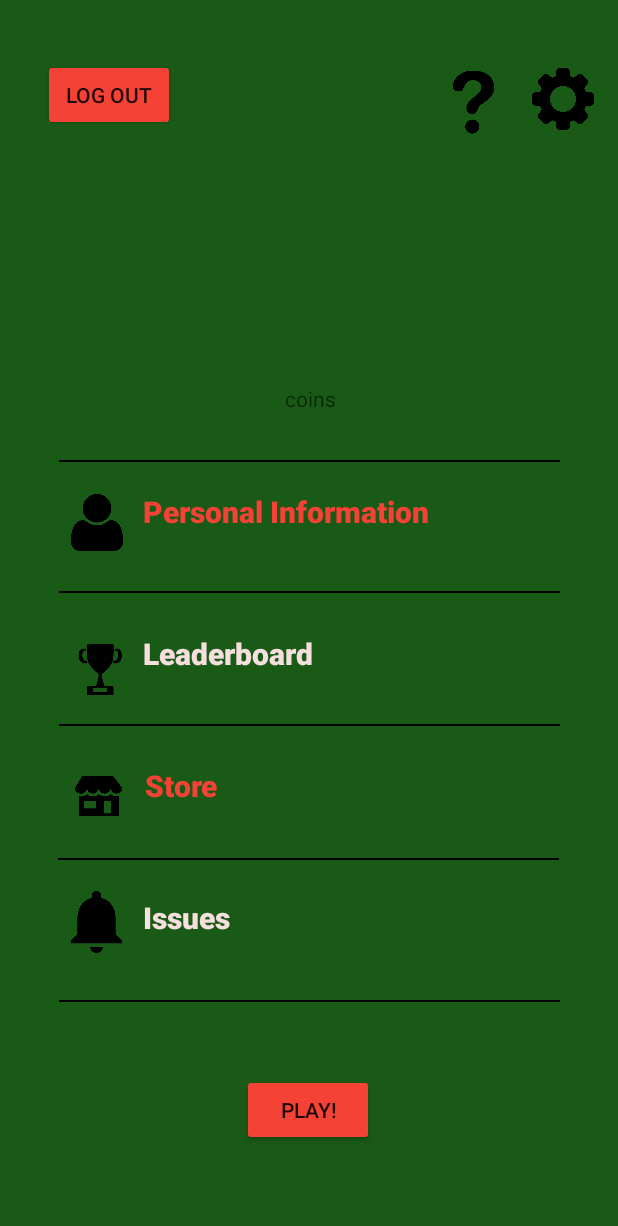
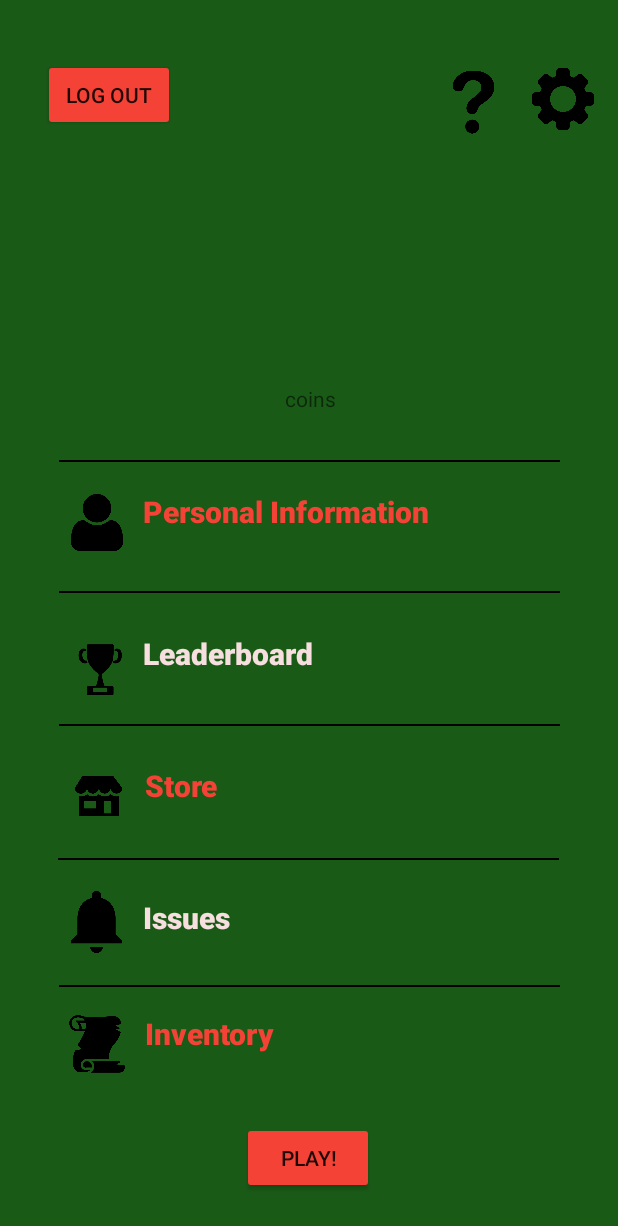
Before and after one commit to tatianatkachuk/DSA_G4_Android, an Android app: the Main screen opened directly, with no data from a screen before it, on a phone screen of 412 x 824 dp. Shown: the top 1226 px of the screen. Run offline under Robolectric (Android 15) with nearby library versions, the phone set to English and light mode, and no system bars; our stand-ins replace CircleImageView; 1 statement that could not run was skipped.

Commit message:
Inventory funcionando. Falta diseño.

```diff
--- a/app/src/main/AndroidManifest.xml
+++ b/app/src/main/AndroidManifest.xml
@@ -54,5 +54,6 @@
         <activity android:name=".ReportIssue" />
         <activity android:name=".SelectImage" />
         <activity android:name=".QueryActivity"/>
+        <activity android:name=".Inventory"/>
     </application>
 </manifest>
--- a/app/src/main/java/com/example/android_whostolesantasbeard/IWSSBService.java
+++ b/app/src/main/java/com/example/android_whostolesantasbeard/IWSSBService.java
@@ -1,5 +1,6 @@
 package com.example.android_whostolesantasbeard;
 
+import com.example.android_whostolesantasbeard.entities.InventoryElement;
 import com.example.android_whostolesantasbeard.entities.Item;
 import com.example.android_whostolesantasbeard.entities.LeaderboardEntry;
 import com.example.android_whostolesantasbeard.entities.PasswordUpdate;
@@ -7,7 +8,6 @@ import com.example.android_whostolesantasbeard.entities.Query;
 import com.example.android_whostolesantasbeard.entities.UserCredentials;
 
 import java.util.ArrayList;
-import java.util.List;
 
 import retrofit2.Call;
 import retrofit2.http.Body;
@@ -54,4 +54,7 @@ public interface IWSSBService {
     @GET("match/ranking")
     Call<ArrayList<LeaderboardEntry>> getLeaderBoard();
 
+    @GET("item/inventory/{UserId}")
+    Call <ArrayList<InventoryElement>> getInventory(@Path("UserId") String userId);
+
 }
--- a/app/src/main/java/com/example/android_whostolesantasbeard/Main.java
+++ b/app/src/main/java/com/example/android_whostolesantasbeard/Main.java
@@ -28,7 +28,7 @@ public class Main extends AppCompatActivity{
 
     TextView swapToStore;
     TextView personalInfo;
-    //Button settingsSwap;
+    TextView swapToInventory;
     ImageView settingsSwap;
     TextView leaderBoard;
     Button closeSession;
@@ -69,13 +69,13 @@ public class Main extends AppCompatActivity{
 
         swapToStore = (TextView) findViewById(R.id.swapToStore);
         personalInfo = (TextView) findViewById(R.id.personalInfo);
-        //settingsSwap = (Button) findViewById(R.id.settingsSwap);
         settingsSwap = (ImageView) findViewById(R.id.settingsSwap);
         closeSession = (Button) findViewById(R.id.closeSession);
         issues = (TextView) findViewById(R.id.issues);
         nameText = (TextView) findViewById(R.id.nameText);
         coinsText = (TextView) findViewById(R.id.textCoins);
         leaderBoard = (TextView) findViewById(R.id.leaderboard);
+        swapToInventory = (TextView) findViewById(R.id.swapToInventory);
 
 
         // Loader finish
@@ -138,6 +138,13 @@ public class Main extends AppCompatActivity{
                 Intent intent = new Intent(getApplicationContext(), QueryActivity.class);
                 intent.putExtra("username", username);
                 startActivity(intent);
+            }
+        });
+
+        swapToInventory.setOnClickListener(new View.OnClickListener(){
+            @Override
+            public void onClick(View view) {
+                openInventory(username);
             }
         });
 
@@ -235,8 +242,9 @@ public class Main extends AppCompatActivity{
         finish();
     }
 
-    public void openStoreView(View view) {
-        Intent intent = new Intent(this, Store.class);
+    public void openInventory(String usr) {
+        Intent intent = new Intent(this, Inventory.class);
+        intent.putExtra("username", usr);
         this.startActivity(intent);
     }
 
--- a/app/src/main/res/layout/activity_main.xml
+++ b/app/src/main/res/layout/activity_main.xml
@@ -44,7 +44,7 @@
         app:layout_constraintHorizontal_bias="0.506"
         app:layout_constraintStart_toStartOf="parent"
         app:layout_constraintTop_toTopOf="parent"
-        app:layout_constraintVertical_bias="0.81" />
+        app:layout_constraintVertical_bias="0.798" />
 
     <de.hdodenhof.circleimageview.CircleImageView
         android:id="@+id/profile_image"
@@ -116,6 +116,18 @@
         app:layout_constraintTop_toTopOf="parent"
         app:layout_constraintVertical_bias="0.759"
         app:srcCompat="@drawable/notification" />
+
+    <ImageView
+        android:id="@+id/imageView5"
+        android:layout_width="43dp"
+        android:layout_height="41dp"
+        app:layout_constraintBottom_toBottomOf="parent"
+        app:layout_constraintEnd_toEndOf="parent"
+        app:layout_constraintHorizontal_bias="0.116"
+        app:layout_constraintStart_toStartOf="parent"
+        app:layout_constraintTop_toTopOf="parent"
+        app:layout_constraintVertical_bias="0.863"
+        app:srcCompat="@drawable/inventory" />
 
     <ProgressBar
         android:id="@+id/loaderMain"
@@ -197,6 +209,21 @@
         app:layout_constraintVertical_bias="0.647" />
     =======
 
+    <TextView
+        android:id="@+id/swapToInventory"
+        android:layout_width="244dp"
+        android:layout_height="36dp"
+        android:fontFamily="sans-serif-black"
+        android:text="Inventory"
+        android:textColor="#F44336"
+        android:textSize="20sp"
+        app:layout_constraintBottom_toBottomOf="parent"
+        app:layout_constraintEnd_toEndOf="parent"
+        app:layout_constraintHorizontal_bias="0.574"
+        app:layout_constraintStart_toStartOf="parent"
+        app:layout_constraintTop_toTopOf="parent"
+        app:layout_constraintVertical_bias="0.857" />
+
     <ImageView
         android:id="@+id/settingsSwap"
         android:layout_width="41dp"
@@ -263,8 +290,8 @@
         android:id="@+id/button"
         android:layout_width="wrap_content"
         android:layout_height="wrap_content"
+        android:layout_marginBottom="28dp"
         android:backgroundTint="#F44336"
-        android:layout_marginBottom="60dp"
         android:text="Play!"
         app:layout_constraintBottom_toBottomOf="parent"
         app:layout_constraintEnd_toEndOf="parent"
--- a/app/src/main/res/layout/recyclerview_leaderboard_row.xml
+++ b/app/src/main/res/layout/recyclerview_leaderboard_row.xml
@@ -38,7 +38,7 @@
                 app:layout_constraintBottom_toBottomOf="parent"
                 app:layout_constraintStart_toStartOf="parent"
                 app:layout_constraintTop_toTopOf="parent"
-                app:layout_constraintVertical_bias="1.0" />
+                app:layout_constraintVertical_bias="0.0" />
 
             <TextView
                 android:id="@+id/leaderboardRow_maxscore"
```
Also changed, not shown: app/src/main/java/com/example/android_whostolesantasbeard/Inventory.java (added, +98 -0 lines), app/src/main/java/com/example/android_whostolesantasbeard/InventoryRecyclerViewAdapter.java (added, +62 -0 lines), app/src/main/java/com/example/android_whostolesantasbeard/entities/InventoryElement.java (added, +34 -0 lines), app/src/main/res/layout/activity_inventory.xml (added, +30 -0 lines), app/src/main/res/layout/recycler_inventory_row.xml (added, +38 -0 lines), app/src/main/res/drawable/inventory.png (added).
